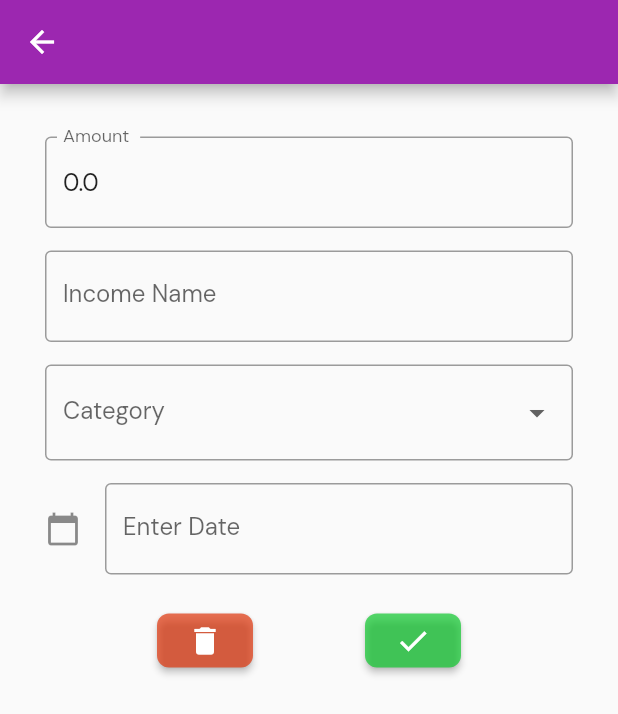
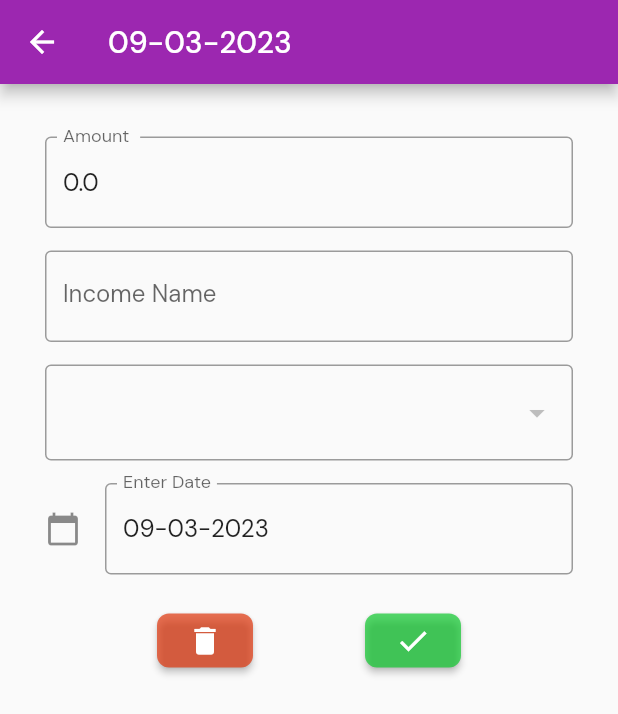
Before and after one commit to AkhilGK/MoneyMap, a Flutter app: the EditAndDeleteScreen screen opened directly with empty values, on a phone screen of 412 x 824 dp. Shown: the top 714 px of the screen. Run offline on Flutter 3.47's test engine with Material 2 defaults, Android fonts, the phone set to English and light mode, and no system bars; our stand-ins replace animated_splash_screen, flip_card, google_fonts, hive_flutter; accounts and stored records are empty.

Commit message:
transaction edit added

```diff
--- a/lib/homescreen/screens/add transactions/add_expense.dart
+++ b/lib/homescreen/screens/add transactions/add_expense.dart
@@ -184,7 +184,8 @@ class _AddExpenseState extends State<AddExpense> {
                           amount: double.parse(amountController.text),
                           name: nameController.text,
                           categoryName: _selectedCategory,
-                          date: dateSelected);
+                          date: dateSelected,
+                          id: DateTime.now().microsecondsSinceEpoch.toString());
                       insertTransactions(value);
                     }
                   },
--- a/lib/homescreen/screens/add transactions/db_transactions/transaction_model.dart
+++ b/lib/homescreen/screens/add transactions/db_transactions/transaction_model.dart
@@ -15,13 +15,13 @@ class TransactionModel {
   final double amount;
   @HiveField(5)
   String? id;
-  TransactionModel({
-    required this.isIncome,
-    required this.amount,
-    required this.name,
-    required this.categoryName,
-    required this.date,
-  }) {
-    id = DateTime.now().microsecondsSinceEpoch.toString();
-  }
+  TransactionModel(
+      {required this.isIncome,
+      required this.amount,
+      required this.name,
+      required this.categoryName,
+      required this.date,
+      required this.id}); // {
+  //   id = DateTime.now().microsecondsSinceEpoch.toString();
+  // }
 }
--- a/lib/homescreen/screens/edit_and_delete_Screen/edit_delete.dart
+++ b/lib/homescreen/screens/edit_and_delete_Screen/edit_delete.dart
@@ -2,7 +2,13 @@ import 'package:flutter/material.dart';
 import 'package:flutter/src/widgets/container.dart';
 import 'package:flutter/src/widgets/framework.dart';
 import 'package:intl/intl.dart';
+import 'package:moneymap/homescreen/home_screen.dart';
+import 'package:moneymap/homescreen/screens/add%20transactions/db_transactions/transaction_model.dart';
+import 'package:moneymap/homescreen/screens/add%20transactions/db_transactions/transactions_functions.dart';
+import 'package:moneymap/homescreen/screens/first_screen.dart';
 
+import '../add_categories/db_categories/categories_db_functions.dart';
+import '../add_categories/db_categories/categories_db_model.dart';
 import '../widgets/global_widgets.dart';
 
 class EditAndDeleteScreen extends StatefulWidget {
@@ -10,12 +16,16 @@ class EditAndDeleteScreen extends StatefulWidget {
   String name;
   String category;
   DateTime date;
+  bool isIncome;
+  String id;
   EditAndDeleteScreen(
       {super.key,
       required this.amount,
       required this.name,
       required this.category,
-      required this.date});
+      required this.date,
+      required this.isIncome,
+      required this.id});
 
   @override
   State<EditAndDeleteScreen> createState() => _EditAndDeleteScreenState();
@@ -25,7 +35,10 @@ class _EditAndDeleteScreenState extends State<EditAndDeleteScreen> {
   TextEditingController amountcontroller = TextEditingController();
   TextEditingController namecontroller = TextEditingController();
   late String categorycontroller;
-  late DateTime datecontroller;
+  TextEditingController datecontroller = TextEditingController();
+  late String formattedDate;
+  late DateTime selectedDate;
+  late String id;
 
   final _formkey = GlobalKey<FormState>();
   @override
@@ -34,13 +47,16 @@ class _EditAndDeleteScreenState extends State<EditAndDeleteScreen> {
     amountcontroller = TextEditingController(text: widget.amount.toString());
     namecontroller = TextEditingController(text: widget.name);
     categorycontroller = widget.category;
-    datecontroller = widget.date;
+    formattedDate = DateFormat('dd-MM-yyyy').format(widget.date);
+    datecontroller = TextEditingController(text: formattedDate);
+    id = widget.id;
+    selectedDate = widget.date;
   }
 
   Widget build(BuildContext context) {
     return Scaffold(
       appBar: AppBar(
-        title: Text('  '),
+        title: Text(formattedDate),
       ),
       body: SafeArea(
           child: SingleChildScrollView(
@@ -78,26 +94,27 @@ class _EditAndDeleteScreenState extends State<EditAndDeleteScreen> {
                 G().sBox(h: 15),
                 DropdownButtonFormField(
                   decoration: InputDecoration(
-                      label: Text("Category"),
-                      // hintText: "Select a category",
+                      label: Text(widget.category),
+                      hintText: widget.category,
                       border: OutlineInputBorder()),
-                  items: catagoryList,
-                  value: categorycontroller,
+                  items: categoryList(widget.isIncome),
+                  // value: categorycontroll,
                   onChanged: (newvalue) {
                     setState(() {
-                      categorycontroller = newvalue.toString();
+                      categorycontroller = newvalue!.catName;
                     });
                   },
                 ),
                 G().sBox(h: 15),
                 TextField(
-                  // controller:
-                  //     datecontroller, //editing controller of this TextField
-                  decoration: InputDecoration(
+                  controller:
+                      datecontroller, //editing controller of this TextField
+                  decoration: const InputDecoration(
                       border: OutlineInputBorder(),
                       icon: Icon(Icons.calendar_today), //icon of text field
                       labelText: "Enter Date" //label text of field
                       ),
+
                   readOnly:
                       true, //set it true, so that user will not able to edit text
                   onTap: () async {
@@ -111,6 +128,7 @@ class _EditAndDeleteScreenState extends State<EditAndDeleteScreen> {
                     if (pickedDate != null) {
                       print(
                           pickedDate); //pickedDate output format => 2021-03-10 00:00:00.000
+                      selectedDate = pickedDate;
                       String formattedDate =
                           DateFormat('yyyy-MM-dd').format(pickedDate);
                       print(
@@ -118,8 +136,8 @@ class _EditAndDeleteScreenState extends State<EditAndDeleteScreen> {
                       //you can implement different kind of Date Format here according to your requirement
 
                       setState(() {
-                        // dateinput.text =
-                        //     formattedDate; //set output date to TextField value.
+                        datecontroller.text =
+                            formattedDate; //set output date to TextField value.
                       });
                     } else {
                       print("Date is not selected");
@@ -148,9 +166,20 @@ class _EditAndDeleteScreenState extends State<EditAndDeleteScreen> {
                               title: Text("Sure to delete"),
                               actions: [
                                 TextButton(
-                                    onPressed: () {}, child: Text('Delete')),
+                                    onPressed: () {
+                                      deleteTransaction(widget.id);
+                                      Navigator.of(context).pushAndRemoveUntil(
+                                        MaterialPageRoute(
+                                            builder: (context) => HomeScreen()),
+                                        (Route<dynamic> route) => false,
+                                      );
+                                    },
+                                    child: Text('Delete')),
                                 TextButton(
-                                    onPressed: () {}, child: Text('Back'))
+                                    onPressed: () {
+                                      Navigator.pop(context);
+                                    },
+                                    child: Text('Back'))
                               ],
                             ),
                           );
@@ -166,8 +195,32 @@ class _EditAndDeleteScreenState extends State<EditAndDeleteScreen> {
                                 borderRadius: BorderRadius.circular(8.0)),
                           ),
                         ),
-                        onPressed: () {},
-                        child: Icon(Icons.check)),
+                        onPressed: () {
+                          ScaffoldMessenger.of(context).showSnackBar(snackBar);
+
+                          //is edited or not
+
+                          if (namecontroller.text == widget.name &&
+                              amountcontroller.text ==
+                                  widget.amount.toString() &&
+                              categorycontroller == widget.category) {
+                            Navigator.of(context).pushAndRemoveUntil(
+                              MaterialPageRoute(
+                                  builder: (context) => HomeScreen()),
+                              (Route<dynamic> route) => false,
+                            );
+                          } else {
+                            TransactionModel value = TransactionModel(
+                                isIncome: widget.isIncome,
+                                amount: double.parse(amountcontroller.text),
+                                name: namecontroller.text,
+                                categoryName: categorycontroller,
+                                date: selectedDate,
+                                id: id);
+                            insertTransactions(value);
+                          }
+                        },
+                        child: const Icon(Icons.check)),
                   ],
                 )
               ],
@@ -178,33 +231,24 @@ class _EditAndDeleteScreenState extends State<EditAndDeleteScreen> {
     );
   } //dropdown items
 
-  List<DropdownMenuItem<dynamic>> catagoryList = [
-    DropdownMenuItem(
-      value: 'Salary ',
-      child: Text('Salary'),
-    ),
-    DropdownMenuItem(
-      value: 'part time income',
-      child: Text('Part time income'),
-    ),
-    DropdownMenuItem(
-      value: 'passive Income',
-      child: Text('Passive Income'),
-    ),
-    DropdownMenuItem(
-      value: 'investments Profit',
-      child: Text('Investments Profit'),
-    ),
-    DropdownMenuItem(
-      value: 'gifts',
-      child: Text('Gifts'),
-    ),
-    DropdownMenuItem(
-      value: 'others',
-      child: Text('Others'),
-    ),
-  ];
+  List<DropdownMenuItem<CategoryModel>> categoryList(bool val) {
+    return val
+        ? dropDownIncomeCategories.value
+            .map((cat) => DropdownMenuItem(
+                  value: cat,
+                  child: Center(child: Text(cat.catName)),
+                ))
+            .toList()
+        : dropDownExpenseCategories.value
+            .map((cat) => DropdownMenuItem(
+                  value: cat,
+                  child: Center(child: Text(cat.catName)),
+                ))
+            .toList();
+  }
 
-//to add alert box to delete
-
+  final snackBar = const SnackBar(
+    content: Text('Saved Changes!'),
+    backgroundColor: (Color.fromARGB(195, 223, 91, 212)),
+  );
 }
--- a/lib/homescreen/screens/first_screen.dart
+++ b/lib/homescreen/screens/first_screen.dart
@@ -4,6 +4,7 @@ import 'package:flutter/src/widgets/framework.dart';
 import 'package:hive_flutter/adapters.dart';
 import 'package:moneymap/homescreen/screens/add_categories/db_categories/categories_db_functions.dart';
 import 'package:moneymap/homescreen/screens/widgets/first_screen_widgets.dart';
+import 'package:moneymap/homescreen/screens/widgets/flipcard.dart';
 import 'package:moneymap/homescreen/screens/widgets/global_widgets.dart';
 import 'package:path/path.dart';
 import 'add transactions/add_transaction.dart';
@@ -47,7 +48,7 @@ class _FirstScreenState extends State<FirstScreen> {
               ),
               sbox(),
               sbox(),
-              FirstScreenWidget().flipCard(),
+              FirstFlipCard(),
               addButton(context),
               Row(
                 children: [
```
Also changed, not shown: lib/homescreen/screens/add transactions/add_income.dart (+7 -6 lines), lib/homescreen/screens/widgets/first_screen_widgets.dart (+7 -4 lines), lib/homescreen/screens/widgets/flipcard.dart (added, +185 -0 lines), lib/homescreen/screens/add transactions/db_transactions/transaction_model.g.dart.
